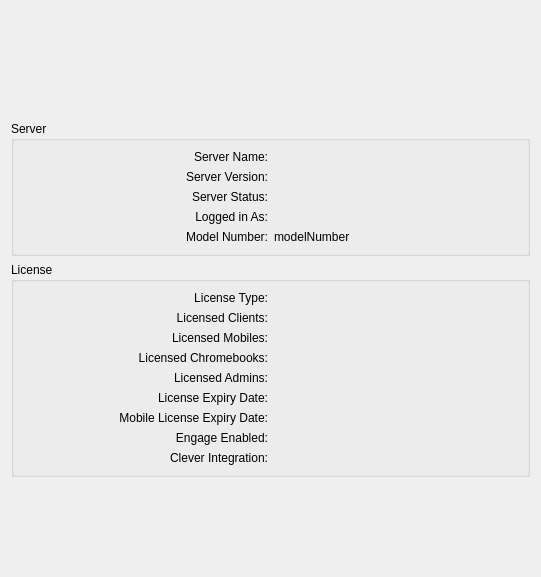
Qt form FWAdminLib/WinAdminStatusWidget.ui (fw-dev/translations) before a commit.
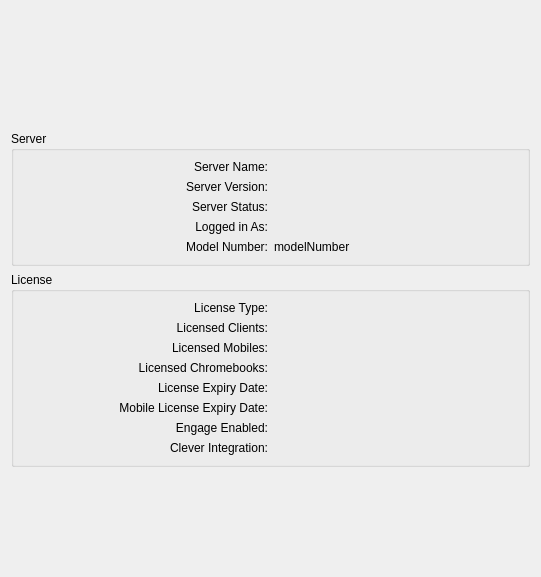
The same form after that commit. Icons and pictures are not drawn.

What changed in the file:
```diff
--- a/FWAdminLib/WinAdminStatusWidget.ui
+++ b/FWAdminLib/WinAdminStatusWidget.ui
@@ -164,38 +164,7 @@
       <string>License</string>
      </property>
      <layout class="QGridLayout" name="gridLayout">
-      <item row="6" column="1">
-       <widget class="QLabel" name="expiryMobile">
-        <property name="text">
-         <string/>
-        </property>
-       </widget>
-      </item>
-      <item row="1" column="1">
-       <widget class="QLabel" name="licensedClients">
-        <property name="text">
-         <string/>
-        </property>
-       </widget>
-      </item>
-      <item row="2" column="1">
-       <widget class="QLabel" name="licensedMobiles">
-        <property name="text">
-         <string/>
-        </property>
-       </widget>
-      </item>
-      <item row="0" column="0">
-       <widget class="QLabel" name="labelLicenseType">
-        <property name="text">
-         <string>License Type:</string>
-        </property>
-        <property name="alignment">
-         <set>Qt::AlignRight|Qt::AlignTrailing|Qt::AlignVCenter</set>
-        </property>
-       </widget>
-      </item>
-      <item row="8" column="0">
+      <item row="7" column="0">
        <widget class="QLabel" name="labelEngageProductEnabled_2">
         <property name="text">
          <string>Clever Integration:</string>
@@ -205,50 +174,34 @@
         </property>
        </widget>
       </item>
-      <item row="6" column="0">
-       <widget class="QLabel" name="labelExpiryDateMobile">
+      <item row="7" column="1">
+       <widget class="QLabel" name="cleverEnabledFromDate">
         <property name="text">
-         <string>Mobile License Expiry Date:</string>
+         <string/>
         </property>
-        <property name="alignment">
-         <set>Qt::AlignRight|Qt::AlignTrailing|Qt::AlignVCenter</set>
-        </property>
        </widget>
       </item>
-      <item row="4" column="1">
-       <widget class="QLabel" name="licensedAdmins">
+      <item row="3" column="0">
+       <widget class="QLabel" name="label_4">
         <property name="text">
-         <string>&lt;admins&gt;</string>
+         <string>Licensed Chromebooks:</string>
         </property>
-       </widget>
-      </item>
-      <item row="4" column="0">
-       <widget class="QLabel" name="labelLicensedAdmins">
-        <property name="text">
-         <string>Licensed Admins:</string>
-        </property>
         <property name="alignment">
          <set>Qt::AlignRight|Qt::AlignTrailing|Qt::AlignVCenter</set>
         </property>
        </widget>
       </item>
-      <item row="7" column="0">
-       <widget class="QLabel" name="labelEngageProductEnabled">
+      <item row="3" column="1">
+       <widget class="QLabel" name="licensedChromebooks">
         <property name="text">
-         <string>Engage Enabled:</string>
+         <string/>
         </property>
-        <property name="alignment">
-         <set>Qt::AlignRight|Qt::AlignTrailing|Qt::AlignVCenter</set>
-        </property>
        </widget>
       </item>
-      <item row="2" column="0">
-       <widget class="QLabel" name="labelLicensedMob">
+      <item row="6" column="1">
+       <widget class="QLabel" name="engageEnabled">
         <property name="text">
-         <string>Licensed Mobiles:</string>
-        </property>
-        <property name="alignment">
-         <set>Qt::AlignRight|Qt::AlignTrailing|Qt::AlignVCenter</set>
+         <string/>
         </property>
        </widget>
       </item>
@@ -259,20 +212,6 @@
         </property>
        </widget>
       </item>
-      <item row="5" column="1">
-       <widget class="QLabel" name="expiry">
-        <property name="text">
-         <string/>
-        </property>
-       </widget>
-      </item>
-      <item row="8" column="1">
-       <widget class="QLabel" name="cleverEnabledFromDate">
-        <property name="text">
-         <string/>
-        </property>
-       </widget>
-      </item>
       <item row="1" column="0">
        <widget class="QLabel" name="labelLicensedClients">
         <property name="text">
@@ -283,14 +222,7 @@
         </property>
        </widget>
       </item>
-      <item row="7" column="1">
-       <widget class="QLabel" name="engageEnabled">
-        <property name="text">
-         <string/>
-        </property>
-       </widget>
-      </item>
-      <item row="5" column="0">
+      <item row="4" column="0">
        <widget class="QLabel" name="labelExpiryDate">
         <property name="text">
          <string>License Expiry Date:</string>
@@ -300,18 +232,69 @@
         </property>
        </widget>
       </item>
-      <item row="3" column="0">
-       <widget class="QLabel" name="label_4">
+      <item row="4" column="1">
+       <widget class="QLabel" name="expiry">
         <property name="text">
-         <string>Licensed Chromebooks:</string>
+         <string/>
         </property>
+       </widget>
+      </item>
+      <item row="2" column="0">
+       <widget class="QLabel" name="labelLicensedMob">
+        <property name="text">
+         <string>Licensed Mobiles:</string>
+        </property>
         <property name="alignment">
          <set>Qt::AlignRight|Qt::AlignTrailing|Qt::AlignVCenter</set>
         </property>
        </widget>
       </item>
-      <item row="3" column="1">
-       <widget class="QLabel" name="licensedChromebooks">
+      <item row="5" column="0">
+       <widget class="QLabel" name="labelExpiryDateMobile">
+        <property name="text">
+         <string>Mobile License Expiry Date:</string>
+        </property>
+        <property name="alignment">
+         <set>Qt::AlignRight|Qt::AlignTrailing|Qt::AlignVCenter</set>
+        </property>
+       </widget>
+      </item>
+      <item row="6" column="0">
+       <widget class="QLabel" name="labelEngageProductEnabled">
+        <property name="text">
+         <string>Engage Enabled:</string>
+        </property>
+        <property name="alignment">
+         <set>Qt::AlignRight|Qt::AlignTrailing|Qt::AlignVCenter</set>
+        </property>
+       </widget>
+      </item>
+      <item row="5" column="1">
+       <widget class="QLabel" name="expiryMobile">
+        <property name="text">
+         <string/>
+        </property>
+       </widget>
+      </item>
+      <item row="2" column="1">
+       <widget class="QLabel" name="licensedMobiles">
+        <property name="text">
+         <string/>
+        </property>
+       </widget>
+      </item>
+      <item row="0" column="0">
+       <widget class="QLabel" name="labelLicenseType">
+        <property name="text">
+         <string>License Type:</string>
+        </property>
+        <property name="alignment">
+         <set>Qt::AlignRight|Qt::AlignTrailing|Qt::AlignVCenter</set>
+        </property>
+       </widget>
+      </item>
+      <item row="1" column="1">
+       <widget class="QLabel" name="licensedClients">
         <property name="text">
          <string/>
         </property>
```
